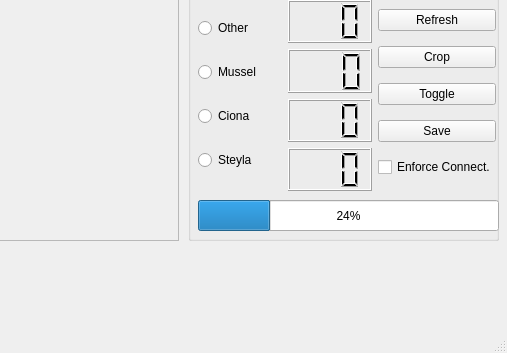
Above: truth_and_crop_qt4.ui from AngusG/truth-and-crop before the change; both pictures show x 702 to 1209 and y 570 to 923 of the 1209 by 923 pixel window. Below: the same form after it.
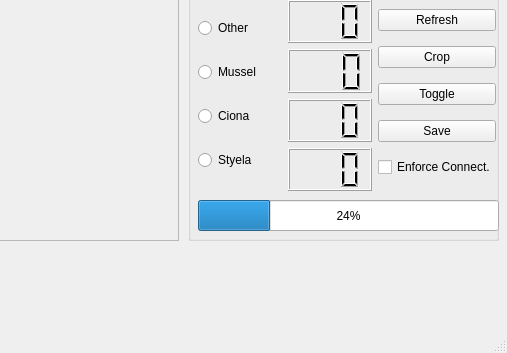
That is the form after the change.

Commit message: Make handlers private, implement LCDs

Diff of the .ui file:
```diff
--- a/truth_and_crop_qt4.ui
+++ b/truth_and_crop_qt4.ui
@@ -203,7 +203,7 @@
        <item>
         <widget class="QRadioButton" name="class_styela">
          <property name="text">
-          <string>Steyla</string>
+          <string>Styela</string>
          </property>
         </widget>
        </item>
```
The commit also changes 1 other file.
